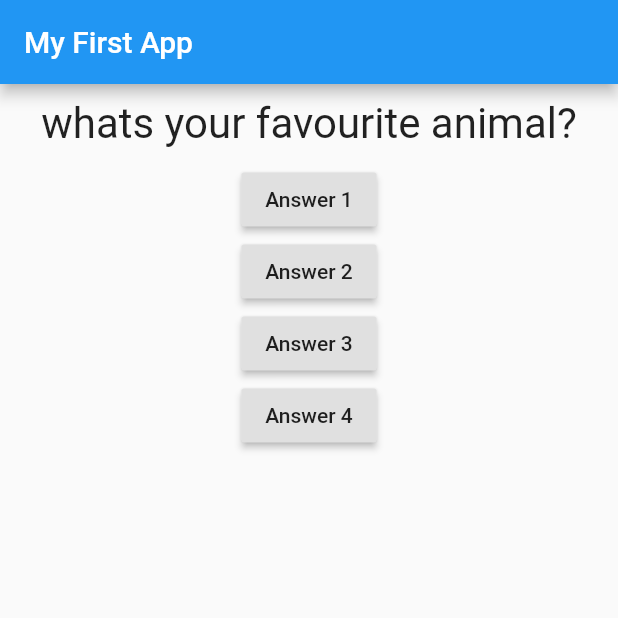
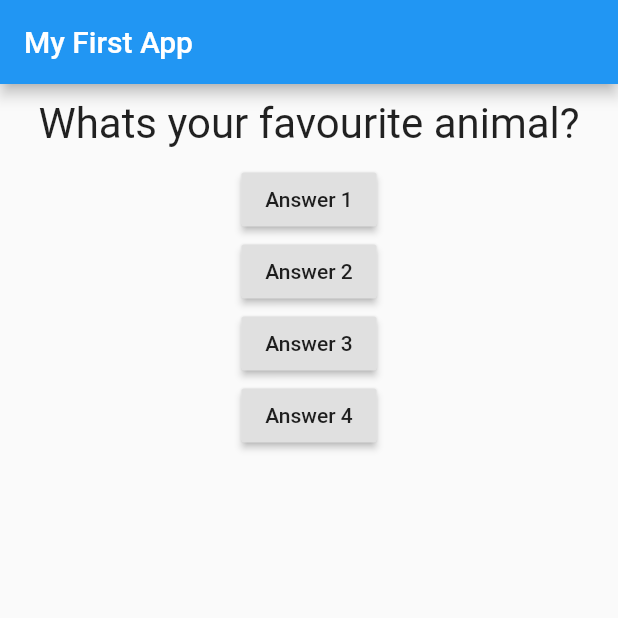
Before and after one commit to mohnishkarri/Personality-Predictor, a Flutter app: the screen it shows after launch, after a tap on "Answer 1", on a phone screen of 412 x 824 dp, the top half of it. Run offline on Flutter 3.47's test engine with Material 2 defaults, Android fonts, the phone set to English and light mode, and no system bars.

Commit message:
Update 1
adding some new features to question.dart and main.dart file and a file answer.dart

```diff
--- a/flutter_guide/lib/main.dart
+++ b/flutter_guide/lib/main.dart
@@ -18,7 +18,7 @@ class MyApp extends StatefulWidget {
 
 class MyAppState extends State<MyApp> {
   var questionIndex = 0;
-  void answerQuestion() {
+  void _answerQuestion() {
     setState(() {
       questionIndex = questionIndex + 1;
     });
@@ -28,8 +28,8 @@ class MyAppState extends State<MyApp> {
 
   Widget build(BuildContext context) {
     var questions = [
-      'what\s your favourite color?',
-      'what\s your favourite animal? '
+      'What\s your favourite color?',
+      'What\s your favourite animal? '
     ];
     return MaterialApp(
       home: Scaffold(
@@ -43,7 +43,7 @@ class MyAppState extends State<MyApp> {
             ),
             RaisedButton(
               child: Text('Answer 1'),
-              onPressed: answerQuestion,
+              onPressed: _answerQuestion,
             ),
             RaisedButton(
               child: Text('Answer 2'),
```
Also changed, not shown: flutter_guide/lib/answer.dart (added, +17 -0 lines), flutter_guide/lib/question.dart (+4 -4 lines).
